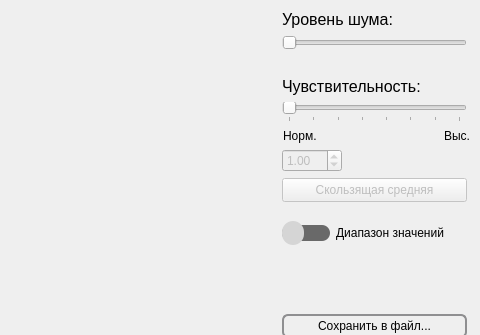
Kortesss/NO3, file filterfft.ui: the form before one commit; both pictures show x 333 to 813 and y 0 to 335 of the 813 by 764 pixel window.
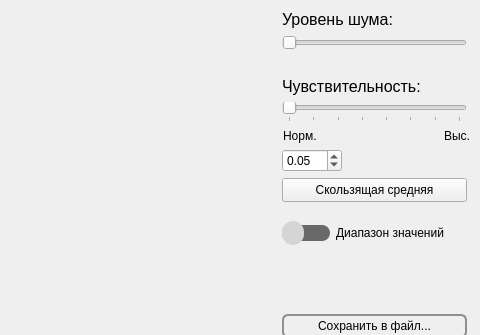
The form after the commit. Custom widgets are drawn as their Qt base class.

```diff
--- a/filterfft.ui
+++ b/filterfft.ui
@@ -201,7 +201,7 @@
         <item>
          <widget class="QDoubleSpinBox" name="sigma">
           <property name="enabled">
-           <bool>false</bool>
+           <bool>true</bool>
           </property>
           <property name="minimumSize">
            <size>
@@ -222,17 +222,20 @@
            <double>0.000000000000000</double>
           </property>
           <property name="maximum">
-           <double>1000.000000000000000</double>
-          </property>
-          <property name="value">
            <double>1.000000000000000</double>
           </property>
+          <property name="singleStep">
+           <double>0.010000000000000</double>
+          </property>
+          <property name="value">
+           <double>0.050000000000000</double>
+          </property>
          </widget>
         </item>
         <item>
          <widget class="QPushButton" name="pushButton">
           <property name="enabled">
-           <bool>false</bool>
+           <bool>true</bool>
           </property>
           <property name="minimumSize">
            <size>
```
